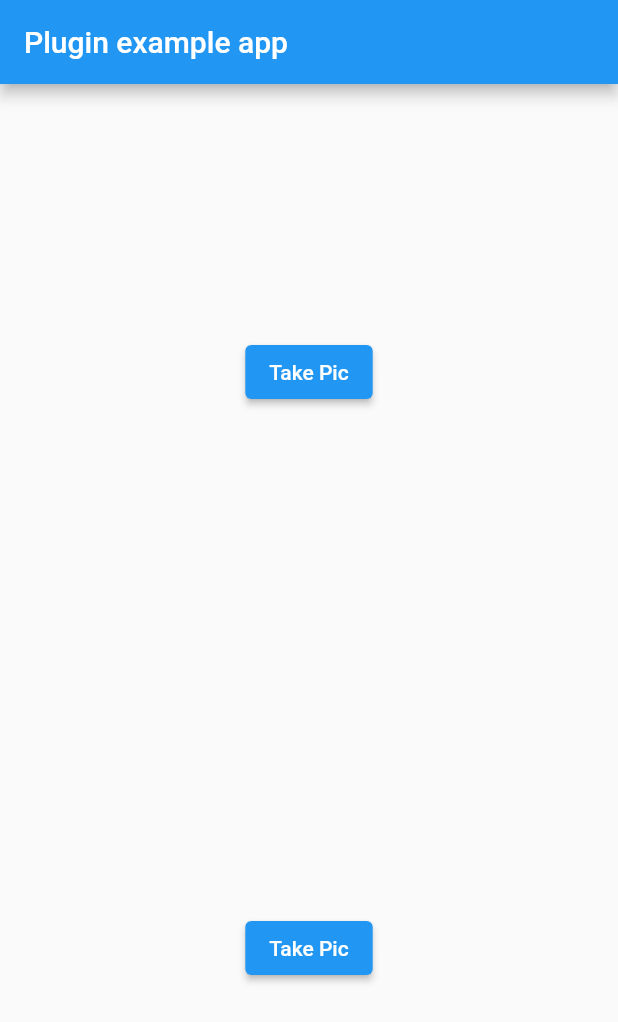
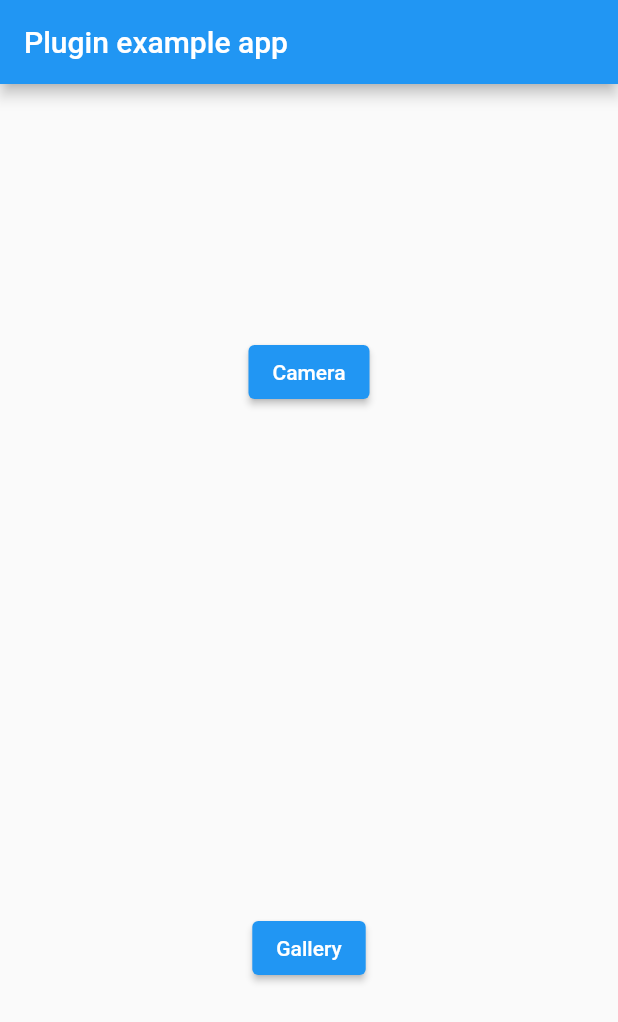
Before and after one commit to pulkit-aggarwal-2023/goapptiv_document_scanner, a Flutter app: the screen it shows after launch, on a phone screen of 412 x 824 dp. Shown: the top 1022 px of the screen. Run offline on Flutter 3.47's test engine with Material 2 defaults, Android fonts, the light colour scheme and no system bars; our stand-ins replace permission_handler, plugin_platform_interface.

Commit message:
example updated.

```diff
--- a/example/lib/main.dart
+++ b/example/lib/main.dart
@@ -49,7 +49,7 @@ class _MyAppState extends State<MyApp> {
                       setState(() {});
                     }
                   },
-                  child: const Text('Take Pic'),
+                  child: const Text('Camera'),
                 ),
               ),
             ),
@@ -65,7 +65,7 @@ class _MyAppState extends State<MyApp> {
                       setState(() {});
                     }
                   },
-                  child: const Text('Take Pic'),
+                  child: const Text('Gallery'),
                 ),
               ),
             ),
```
